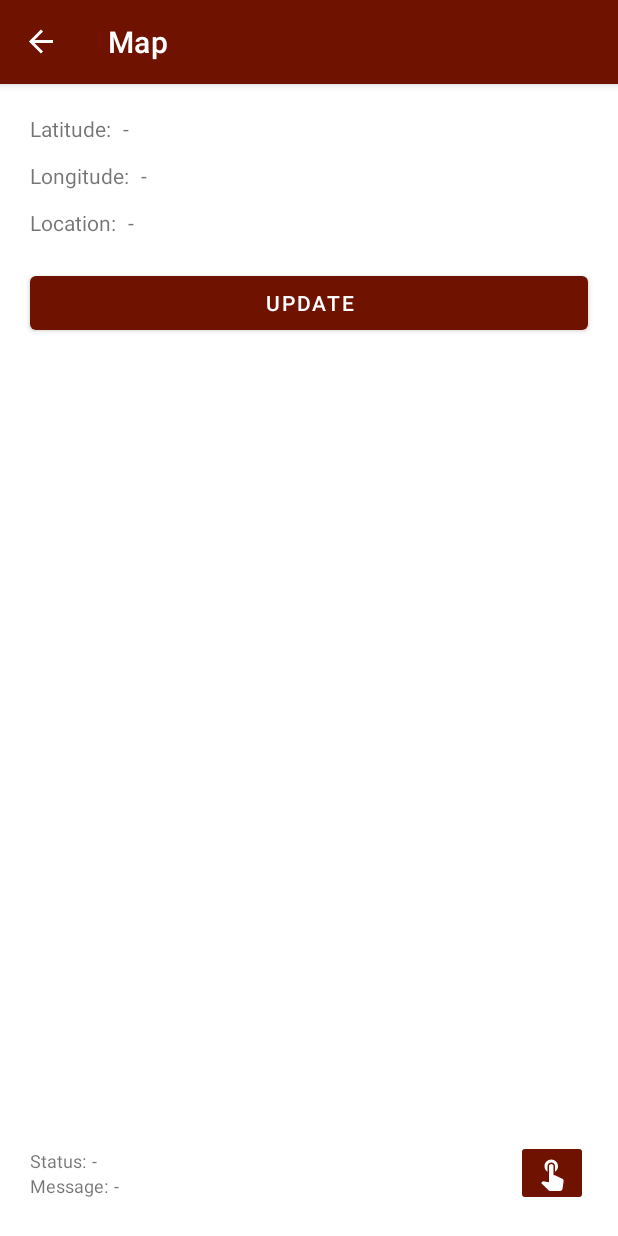
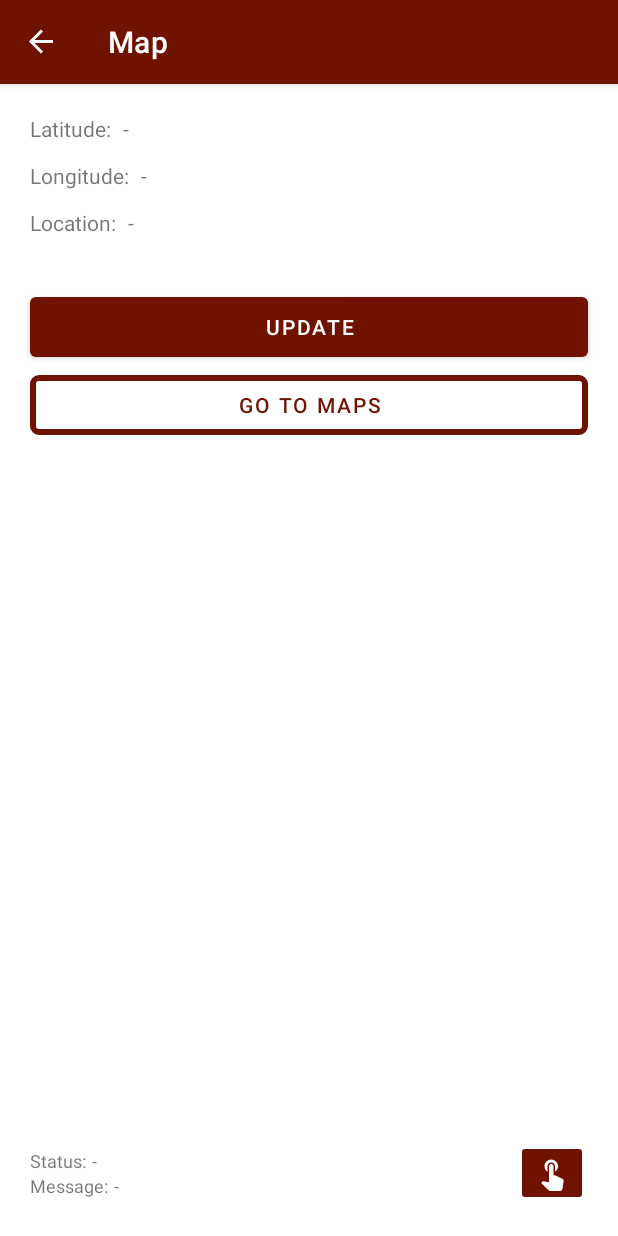
Before and after one commit to nathanielnicos/Nikos, an Android app: the MapFragment screen opened through its navigation route, on a phone screen of 412 x 824 dp. Run offline under Robolectric (Android 15) with nearby library versions, the phone set to English and light mode, and no system bars; our stand-ins replace Firebase (no records; nobody signed in at launch, a user with empty details on screens opened directly), navigation-ui; libraries missing offline, so code that uses them is left out: com.vmadalin.easypermissions; pictures from the network do not load.

Commit message:
Add intent to Google Maps

```diff
--- a/app/src/main/java/id/nns/nikos/map/MapFragment.kt
+++ b/app/src/main/java/id/nns/nikos/map/MapFragment.kt
@@ -2,20 +2,25 @@ package id.nns.nikos.map
 
 import android.Manifest
 import android.annotation.SuppressLint
+import android.content.Intent
 import android.content.res.ColorStateList
 import android.location.Geocoder
+import android.net.Uri
 import android.os.Bundle
 import androidx.fragment.app.Fragment
 import android.view.LayoutInflater
 import android.view.View
 import android.view.ViewGroup
+import android.widget.Toast
 import androidx.core.content.ContextCompat
 import com.google.android.gms.location.FusedLocationProviderClient
 import com.google.android.gms.location.LocationServices
 import com.vmadalin.easypermissions.EasyPermissions
 import id.nns.nikos.R
 import id.nns.nikos.databinding.FragmentMapBinding
+import java.util.*
 
+@SuppressLint("MissingPermission")
 class MapFragment : Fragment(), EasyPermissions.PermissionCallbacks {
 
     companion object {
@@ -35,7 +40,6 @@ class MapFragment : Fragment(), EasyPermissions.PermissionCallbacks {
         return binding.root
     }
 
-    @SuppressLint("MissingPermission")
     override fun onViewCreated(view: View, savedInstanceState: Bundle?) {
         super.onViewCreated(view, savedInstanceState)
 
@@ -45,25 +49,27 @@ class MapFragment : Fragment(), EasyPermissions.PermissionCallbacks {
             LocationServices.getFusedLocationProviderClient(requireContext())
 
         binding.btnUpdateLocation.setOnClickListener {
-            if (EasyPermissions.hasPermissions(
-                    requireContext(),
-                    Manifest.permission.ACCESS_FINE_LOCATION
+            doSomethingBasedOnExistingPermission()
+        }
+
+        binding.btnGotoGmaps.setOnClickListener {
+            val latitude = binding.tvLatitude.text.toString()
+            val longitude = binding.tvLongitude.text.toString()
+            val uri = Uri.parse(
+                String.format(
+                    Locale.getDefault(),
+                    "https://maps.google.com/maps?q=loc:$latitude,$longitude"
                 )
-            ) {
-                fusedLocationProviderClient.lastLocation.addOnSuccessListener { location ->
-                    val geocoder = Geocoder(requireContext())
-                    val currentLocation = geocoder.getFromLocation(
-                        location.latitude,
-                        location.longitude,
-                        1
-                    )
+            )
 
-                    binding.tvLatitude.text = location.latitude.toString()
-                    binding.tvLongitude.text = location.longitude.toString()
-                    binding.tvLocation.text = currentLocation.first().getAddressLine(0)
-                }
+            if (latitude != "-" && longitude != "-") {
+                val intent = Intent(
+                    Intent.ACTION_VIEW,
+                    uri
+                )
+                startActivity(intent)
             } else {
-                requestLocationPermission()
+                Toast.makeText(requireContext(), "No coordinate!", Toast.LENGTH_SHORT).show()
             }
         }
 
@@ -102,6 +108,29 @@ class MapFragment : Fragment(), EasyPermissions.PermissionCallbacks {
                 binding.tvStatusValue.text = getString(R.string.no_value)
                 binding.tvMessageValue.text = getString(R.string.click_the_button)
             }
+        }
+    }
+
+    private fun doSomethingBasedOnExistingPermission() {
+        if (EasyPermissions.hasPermissions(
+                requireContext(),
+                Manifest.permission.ACCESS_FINE_LOCATION
+            )
+        ) {
+            fusedLocationProviderClient.lastLocation.addOnSuccessListener { location ->
+                val geocoder = Geocoder(requireContext())
+                val currentLocation = geocoder.getFromLocation(
+                    location.latitude,
+                    location.longitude,
+                    1
+                )
+
+                binding.tvLatitude.text = location.latitude.toString()
+                binding.tvLongitude.text = location.longitude.toString()
+                binding.tvLocation.text = currentLocation.first().getAddressLine(0)
+            }
+        } else {
+            requestLocationPermission()
         }
     }
 
--- /dev/null
+++ b/app/src/main/res/drawable/btn_filled.xml
@@ -0,0 +1,11 @@
+<?xml version="1.0" encoding="utf-8"?>
+<shape xmlns:android="http://schemas.android.com/apk/res/android"
+    android:shape="rectangle">
+
+    <corners
+        android:radius="4dp" />
+
+    <solid
+        android:color="@color/nikos" />
+
+</shape>
--- /dev/null
+++ b/app/src/main/res/drawable/btn_outlined.xml
@@ -0,0 +1,15 @@
+<?xml version="1.0" encoding="utf-8"?>
+<shape xmlns:android="http://schemas.android.com/apk/res/android"
+    android:shape="rectangle">
+
+    <stroke
+        android:width="4dp"
+        android:color="@color/nikos" />
+
+    <corners
+        android:radius="4dp" />
+
+    <solid
+        android:color="@color/transparent" />
+
+</shape>
--- a/app/src/main/res/layout/fragment_map.xml
+++ b/app/src/main/res/layout/fragment_map.xml
@@ -70,12 +70,29 @@
     <Button
         android:id="@+id/btn_update_location"
         android:layout_width="match_parent"
-        android:layout_height="wrap_content"
-        android:layout_margin="20dp"
+        android:layout_height="40dp"
+        android:layout_marginTop="40dp"
+        android:layout_marginStart="20dp"
+        android:layout_marginEnd="20dp"
         android:text="@string/update"
+        android:background="@drawable/btn_filled"
         app:layout_constraintEnd_toEndOf="parent"
         app:layout_constraintStart_toStartOf="parent"
         app:layout_constraintTop_toBottomOf="@id/tv_location" />
+
+    <Button
+        android:id="@+id/btn_goto_gmaps"
+        android:layout_width="match_parent"
+        android:layout_height="40dp"
+        android:layout_marginTop="12dp"
+        android:layout_marginStart="20dp"
+        android:layout_marginEnd="20dp"
+        android:text="@string/go_to_maps"
+        android:textColor="@color/nikos"
+        android:background="@drawable/btn_outlined"
+        app:layout_constraintEnd_toEndOf="parent"
+        app:layout_constraintStart_toStartOf="parent"
+        app:layout_constraintTop_toBottomOf="@id/btn_update_location" />
 
     <TextView
         android:id="@+id/tv_status"
--- a/app/src/main/res/values/strings.xml
+++ b/app/src/main/res/values/strings.xml
@@ -30,4 +30,5 @@
     <string name="click">Click</string>
     <string name="click_the_button">Click the button!</string>
     <string name="request_location_permission">Request location permission!</string>
+    <string name="go_to_maps">Go to Maps</string>
 </resources>
```
